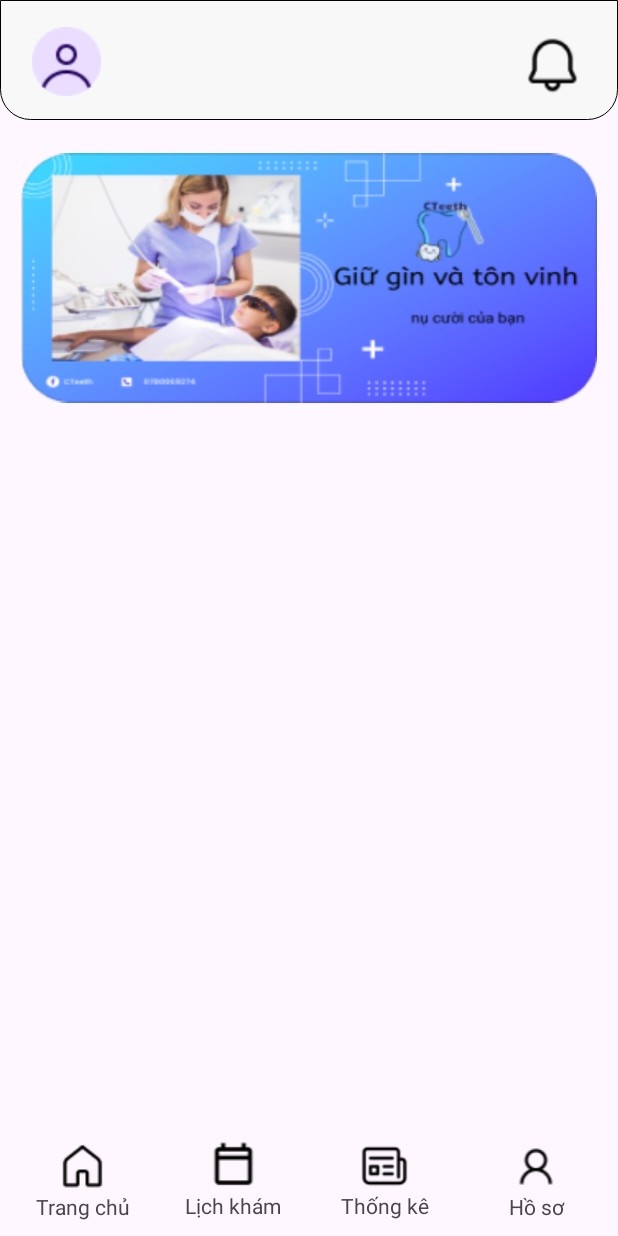
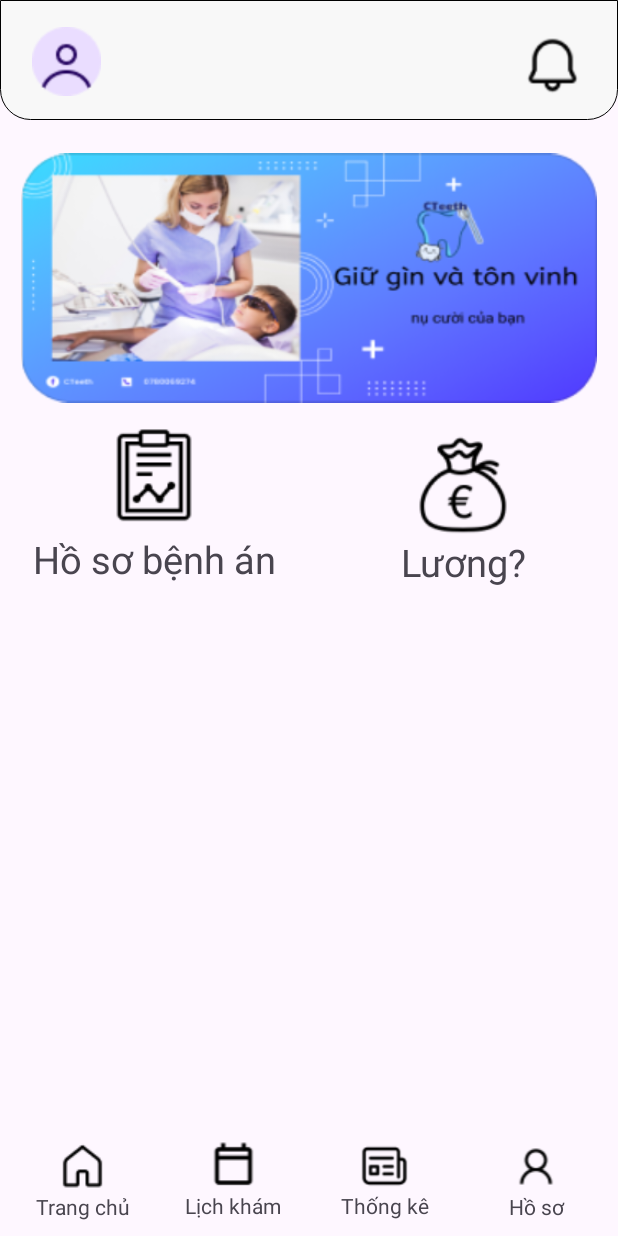
Before and after one commit to vtpanh12/LVTN, an Android app: the DentistIndexActivity screen opened directly, with no data from a screen before it, on a phone screen of 412 x 824 dp. Run offline under Robolectric (Android 15) with nearby library versions, the phone set to English and light mode, and no system bars.

Commit message:
dentist UI

```diff
--- a/app/src/main/AndroidManifest.xml
+++ b/app/src/main/AndroidManifest.xml
@@ -14,6 +14,12 @@
         android:supportsRtl="true"
         android:theme="@style/Theme.Vtpa_b2013518_lvtn"
         tools:targetApi="31">
+        <activity
+            android:name=".dentist.DentistMedicalRecordListActivity"
+            android:exported="false" />
+        <activity
+            android:name=".dentist.DentistSalaryActivity"
+            android:exported="false" />
         <activity
             android:name=".dentist.DentistMedicalRecordActivity"
             android:exported="false" />
--- a/app/src/main/java/com/example/vtpa_b2013518_lvtn/admin/AdminIndexActivity.kt
+++ b/app/src/main/java/com/example/vtpa_b2013518_lvtn/admin/AdminIndexActivity.kt
@@ -67,7 +67,7 @@ class AdminIndexActivity : AppCompatActivity() {
             startActivity(Intent(this, AdminDentistAssignmentActivity::class.java))
         }
         val tVAssignment = findViewById<TextView>(R.id.tVAdminAssignment)
-        tVAuth.setOnClickListener {
+        tVAssignment.setOnClickListener {
             startActivity(Intent(this, AdminDentistAssignmentActivity::class.java))
         }
 
--- a/app/src/main/java/com/example/vtpa_b2013518_lvtn/dentist/DentistIndexActivity.kt
+++ b/app/src/main/java/com/example/vtpa_b2013518_lvtn/dentist/DentistIndexActivity.kt
@@ -2,7 +2,9 @@ package com.example.vtpa_b2013518_lvtn.dentist
 
 import android.content.Intent
 import android.os.Bundle
+import android.widget.ImageView
 import android.widget.LinearLayout
+import android.widget.TextView
 import androidx.activity.enableEdgeToEdge
 import androidx.appcompat.app.AppCompatActivity
 import androidx.core.view.ViewCompat
@@ -10,6 +12,7 @@ import androidx.core.view.WindowInsetsCompat
 import com.example.vtpa_b2013518_lvtn.R
 import com.example.vtpa_b2013518_lvtn.admin.AdminActivity
 import com.example.vtpa_b2013518_lvtn.admin.AdminAppointmentActivity
+import com.example.vtpa_b2013518_lvtn.admin.AdminDentistAssignmentActivity
 
 class DentistIndexActivity : AppCompatActivity() {
     override fun onCreate(savedInstanceState: Bundle?) {
@@ -24,5 +27,29 @@ class DentistIndexActivity : AppCompatActivity() {
         linearLichKham.setOnClickListener {
             startActivity(Intent(this, DentistAppointmentActivity::class.java))
         }
+        val linearSalary= findViewById<LinearLayout>(R.id.linearSalary)
+        linearSalary.setOnClickListener {
+            startActivity(Intent(this, DentistSalaryActivity::class.java))
+        }
+        val iVSalary = findViewById<ImageView>(R.id.iVSalary)
+        iVSalary.setOnClickListener {
+            startActivity(Intent(this, DentistSalaryActivity::class.java))
+        }
+        val tVSalary = findViewById<TextView>(R.id.tVSalary)
+        tVSalary.setOnClickListener {
+            startActivity(Intent(this, DentistSalaryActivity::class.java))
+        }
+        val linearMedicalRecord= findViewById<LinearLayout>(R.id.linearMedicalRecord)
+        linearMedicalRecord.setOnClickListener {
+            startActivity(Intent(this, DentistMedicalRecordListActivity::class.java))
+        }
+        val iVMedicalRecord = findViewById<ImageView>(R.id.iVMedicalRecord)
+        iVMedicalRecord.setOnClickListener {
+            startActivity(Intent(this, DentistMedicalRecordListActivity::class.java))
+        }
+        val tVMedicalRecord = findViewById<TextView>(R.id.tVMedicalRecord)
+        tVMedicalRecord.setOnClickListener {
+            startActivity(Intent(this, DentistMedicalRecordListActivity::class.java))
+        }
     }
 }
--- a/app/src/main/res/layout/activity_dentist_index.xml
+++ b/app/src/main/res/layout/activity_dentist_index.xml
@@ -23,7 +23,6 @@
         <androidx.constraintlayout.widget.ConstraintLayout
             android:layout_width="match_parent"
             android:layout_height="match_parent"
-
             android:background="@drawable/radius_linear"
             android:layout_weight="1">
 
@@ -61,7 +60,6 @@
         android:layout_width="384dp"
         android:layout_height="176dp"
         android:layout_weight="1"
-
         app:layout_constraintBottom_toBottomOf="parent"
         app:layout_constraintEnd_toEndOf="parent"
         app:layout_constraintHorizontal_bias="0.491"
@@ -69,7 +67,6 @@
         app:layout_constraintTop_toTopOf="parent"
         app:layout_constraintVertical_bias="0.15"
         app:srcCompat="@drawable/bia1" />
-
     <LinearLayout
         android:layout_width="match_parent"
         android:layout_height="wrap_content"
@@ -79,72 +76,62 @@
         app:layout_constraintStart_toStartOf="parent"
         app:layout_constraintTop_toTopOf="parent"
         app:layout_constraintVertical_bias="0.39">
+        <LinearLayout
+            android:id="@+id/linearMedicalRecord"
+            android:layout_width="0dp"
+            android:layout_height="match_parent"
+            android:layout_margin="10dp"
+            android:layout_weight="1"
+            android:background="@drawable/custom_view"
+            android:orientation="vertical">
+            <ImageView
+                android:id="@+id/iVMedicalRecord"
+                android:layout_width="wrap_content"
+                android:layout_height="wrap_content"
+                android:layout_gravity="center"
+                android:layout_marginLeft="5dp"
+                android:layout_marginRight="5dp"
+                android:clickable="true"
+                android:focusable="true"
+                app:backgroundTint="@null"
+                app:srcCompat="@drawable/medical_record" />
+            <TextView
+                android:id="@+id/tVMedicalRecord"
+                android:layout_width="match_parent"
+                android:layout_height="wrap_content"
+                android:text="Hồ sơ bệnh án"
+                android:textSize="25sp"
+                android:textAlignment="center" />
+        </LinearLayout>
 
-<!--        <LinearLayout-->
-<!--            android:id="@+id/linearAuth"-->
-<!--            android:layout_width="0dp"-->
-<!--            android:layout_height="match_parent"-->
-<!--            android:layout_margin="10dp"-->
-<!--            android:layout_weight="1"-->
-<!--            android:background="@drawable/custom_view"-->
-<!--            android:orientation="vertical">-->
-
-<!--            <ImageView-->
-<!--                android:id="@+id/ivAuth"-->
-<!--                android:layout_width="wrap_content"-->
-<!--                android:layout_height="wrap_content"-->
-<!--                android:layout_gravity="center"-->
-<!--                android:layout_marginLeft="5dp"-->
-<!--                android:layout_marginRight="5dp"-->
-<!--                android:clickable="true"-->
-<!--                android:focusable="true"-->
-<!--                app:backgroundTint="@null"-->
-<!--                app:srcCompat="@drawable/auth" />-->
-
-<!--            <TextView-->
-<!--                android:id="@+id/textView3t"-->
-<!--                android:layout_width="match_parent"-->
-<!--                android:layout_height="wrap_content"-->
-<!--                android:text="Phân quyền"-->
-<!--                android:textSize="25sp"-->
-<!--                android:textAlignment="center" />-->
-<!--        </LinearLayout>-->
-
-<!--        <LinearLayout-->
-<!--            android:id="@+id/linearDentistss"-->
-<!--            android:layout_width="0dp"-->
-<!--            android:layout_height="match_parent"-->
-<!--            android:layout_margin="10dp"-->
-<!--            android:layout_weight="1"-->
-<!--            android:background="@drawable/custom_view"-->
-<!--            android:orientation="vertical">-->
-
-<!--            <ImageView-->
-<!--                android:layout_marginTop="10dp"-->
-<!--                android:id="@+id/ivTDentist"-->
-<!--                android:layout_width="wrap_content"-->
-<!--                android:layout_height="wrap_content"-->
-<!--                android:layout_gravity="center"-->
-<!--                android:layout_marginLeft="5dp"-->
-<!--                android:layout_marginRight="5dp"-->
-<!--                android:clickable="true"-->
-<!--                android:focusable="true"-->
-<!--                app:backgroundTint="@null"-->
-<!--                app:srcCompat="@drawable/dentist" />-->
-
-<!--            <TextView-->
-<!--                android:paddingTop="5dp"-->
-<!--                android:textSize="25sp"-->
-<!--                android:id="@+id/textView67"-->
-<!--                android:layout_width="match_parent"-->
-<!--                android:layout_height="wrap_content"-->
-<!--                android:text="Nha sĩ"-->
-<!--                android:textAlignment="center" />-->
-<!--        </LinearLayout>-->
-
-
-
-
+        <LinearLayout
+            android:id="@+id/linearSalary"
+            android:layout_width="0dp"
+            android:layout_height="match_parent"
+            android:layout_margin="10dp"
+            android:layout_weight="1"
+            android:background="@drawable/custom_view"
+            android:orientation="vertical">
+            <ImageView
+                android:layout_marginTop="10dp"
+                android:id="@+id/iVSalary"
+                android:layout_width="wrap_content"
+                android:layout_height="wrap_content"
+                android:layout_gravity="center"
+                android:layout_marginLeft="5dp"
+                android:layout_marginRight="5dp"
+                android:clickable="true"
+                android:focusable="true"
+                app:backgroundTint="@null"
+                app:srcCompat="@drawable/money" />
+            <TextView
+                android:textSize="25sp"
+                android:id="@+id/tVSalary"
+                android:layout_width="match_parent"
+                android:layout_height="wrap_content"
+                android:text="Lương?"
+                android:textAlignment="center" />
+        </LinearLayout>
     </LinearLayout>
 
 
```
Also changed, not shown: app/src/main/java/com/example/vtpa_b2013518_lvtn/dentist/DentistMedicalRecordListActivity.kt (added, +15 -0 lines), app/src/main/java/com/example/vtpa_b2013518_lvtn/dentist/DentistSalaryActivity.kt (added, +15 -0 lines), app/src/main/res/layout/activity_dentist_medical_record_list.xml (added, +10 -0 lines), app/src/main/res/layout/activity_dentist_salary.xml (added, +10 -0 lines), app/src/main/res/drawable/medical_record.png (added), app/src/main/res/drawable/money.png (added).
